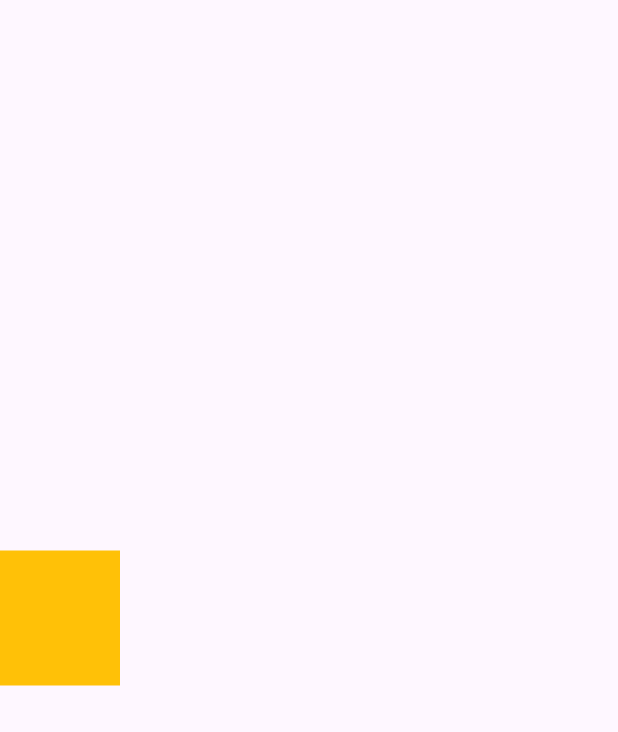
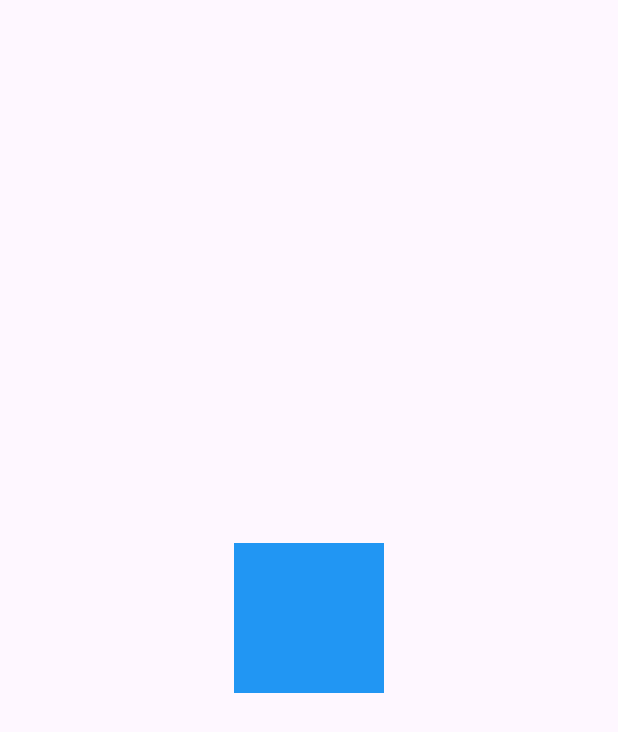
Before and after one commit to AjmalRose/Animation_practice, a Flutter app: the screen it shows after launch, on a phone screen of 412 x 824 dp. Shown: the top 732 px of the screen. Run offline on Flutter 3.47's test engine with Material 3 defaults, Android fonts, the phone set to English and light mode, and no system bars.

Commit message:
ExplicitAnimation 1

```diff
--- /dev/null
+++ b/lib/heroHome.dart
@@ -0,0 +1,26 @@
+import 'package:flutter/material.dart';
+import 'package:flutter_application_1/heroDetail.dart';
+
+class Herohome extends StatelessWidget {
+  const Herohome({super.key});
+
+  @override
+  Widget build(BuildContext context) {
+    return Scaffold(
+      body: Center(
+        child: GestureDetector(
+          onTap: () {
+            Navigator.push(
+              context,
+              MaterialPageRoute(builder: (_) => Herodetail()),
+            );
+          },
+          child: Hero(
+            tag: "box",
+            child: Container(width: 100, height: 100, color: Colors.blue),
+          ),
+        ),
+      ),
+    );
+  }
+}
--- a/lib/implicitAnimation2.dart
+++ b/lib/implicitAnimation2.dart
@@ -1,32 +1,32 @@
-import 'package:flutter/material.dart';
+// import 'package:flutter/material.dart';
 
-class Implicitanimation2 extends StatefulWidget {
-  const Implicitanimation2({super.key});
+// class Implicitanimation2 extends StatefulWidget {
+//   const Implicitanimation2({super.key});
 
-  @override
-  State<Implicitanimation2> createState() => _Implicitanimation2State();
-}
+//   @override
+//   State<Implicitanimation2> createState() => _Implicitanimation2State();
+// }
 
-class _Implicitanimation2State extends State<Implicitanimation2> {
-  bool box = false;
+// class _Implicitanimation2State extends State<Implicitanimation2> {
+//   bool box = false;
 
-  @override
-  Widget build(BuildContext context) {
-    return Scaffold(
-      body: Center(
-        child: GestureDetector(
-          onTap: () {
-            setState(() {
-              box = !box;
-            });
-          },
-          child: AnimatedContainer(
-            duration: Duration(milliseconds: 200),
-            alignment: box ? Alignment.centerRight : Alignment.centerLeft,
-            child: Container(width: 80, height: 90, color: Colors.amber),
-          ),
-        ),
-      ),
-    );
-  }
-}
+//   @override
+//   Widget build(BuildContext context) {
+//     return Scaffold(
+//       body: Center(
+//         child: GestureDetector(
+//           onTap: () {
+//             setState(() {
+//               box = !box;
+//             });
+//           },
+//           child: AnimatedContainer(
+//             duration: Duration(milliseconds: 200),
+//             alignment: box ? Alignment.centerRight : Alignment.centerLeft,
+//             child: Container(width: 80, height: 90, color: Colors.amber),
+//           ),
+//         ),
+//       ),
+//     );
+//   }
+// }
--- a/lib/main.dart
+++ b/lib/main.dart
@@ -1,4 +1,6 @@
 import 'package:flutter/material.dart';
+import 'package:flutter_application_1/explicitAnimation1.dart';
+import 'package:flutter_application_1/heroHome.dart';
 import 'package:flutter_application_1/implicitAnimation.dart';
 import 'package:flutter_application_1/implicitAnimation2.dart';
 
@@ -11,9 +13,6 @@ class MyApp extends StatelessWidget {
 
   @override
   Widget build(BuildContext context) {
-    return MaterialApp(
-      home: Implicitanimation2(),
-      debugShowCheckedModeBanner: false,
-    );
+    return MaterialApp(home: Herohome(), debugShowCheckedModeBanner: false);
   }
 }
```
Also changed, not shown: lib/explicitAnimation1.dart (added, +52 -0 lines), lib/heroDetail.dart (added, +17 -0 lines), lib/implicitAnimation.dart (+29 -29 lines).
